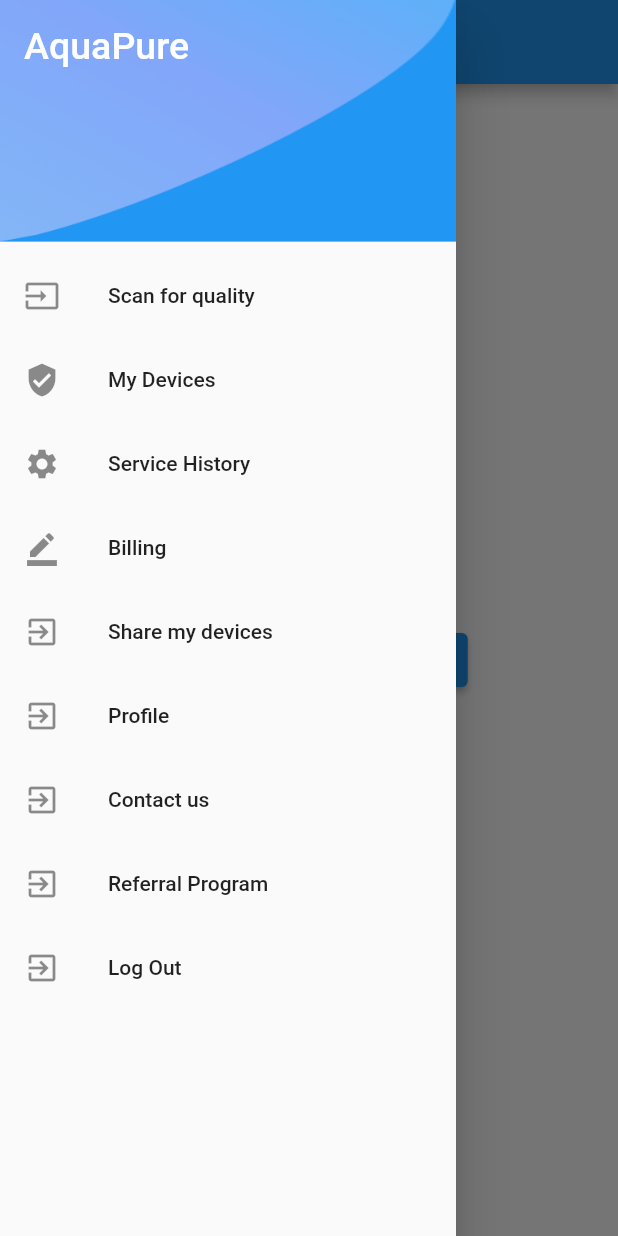
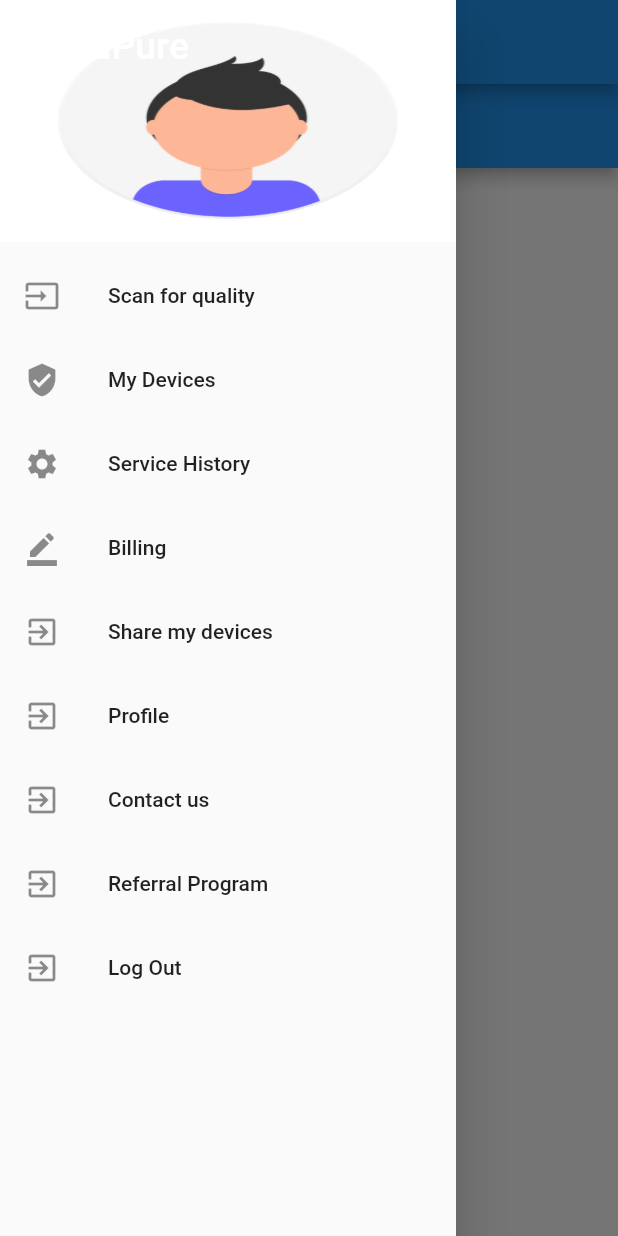
Before and after one commit to abdullahabid04/flutterapp, a Flutter app: the ServiceHistory screen opened directly, with the side drawer open, on a phone screen of 412 x 824 dp. Run offline on Flutter 3.47's test engine with Material 2 defaults, Android fonts, the phone set to English and light mode, and no system bars; our stand-ins replace flutter_svg.

Commit message:
sixth commit

```diff
--- a/lib/UserDashBoard/mydrawer.dart
+++ b/lib/UserDashBoard/mydrawer.dart
@@ -17,7 +17,7 @@ class MyDrawer extends StatelessWidget {
                 color: Colors.blue,
                 image: DecorationImage(
                     fit: BoxFit.fill,
-                    image: AssetImage('assets/images/main_top.png'))),
+                    image: AssetImage('assets/images/profile_pic.png'))),
           ),
           ListTile(
               leading: Icon(Icons.input),
--- a/lib/UserDashBoard/sidebarroutes.dart
+++ b/lib/UserDashBoard/sidebarroutes.dart
@@ -2,6 +2,8 @@ import 'package:flutter/material.dart';
 import 'mydrawer.dart';
 import 'SideBarScreens/mydevices.dart';
 import 'SideBarScreens/referralprogram.dart';
+import 'SideBarScreens/servicehistory.dart';
+import 'SideBarScreens/billing.dart';
 
 class ScanForQuality extends StatelessWidget {
   const ScanForQuality({Key? key}) : super(key: key);
@@ -50,14 +52,7 @@ class ServiceHistory extends StatelessWidget {
         title: const Text('My Service History'),
       ),
       drawer: MyDrawer(),
-      body: Center(
-        child: ElevatedButton(
-          child: const Text('List of Services done till now'),
-          onPressed: () {
-            // Navigate to second route when tapped.
-          },
-        ),
-      ),
+      body: Services(),
     );
   }
 }
@@ -72,14 +67,7 @@ class MyBilling extends StatelessWidget {
         title: const Text('My dfgBills'),
       ),
       drawer: MyDrawer(),
-      body: Center(
-        child: ElevatedButton(
-          child: const Text('List of Bills'),
-          onPressed: () {
-            // Navigate to second route when tapped.
-          },
-        ),
-      ),
+      body: Billing(),
     );
   }
 }
```
Also changed, not shown: assets/images/profile_pic.png (added).
